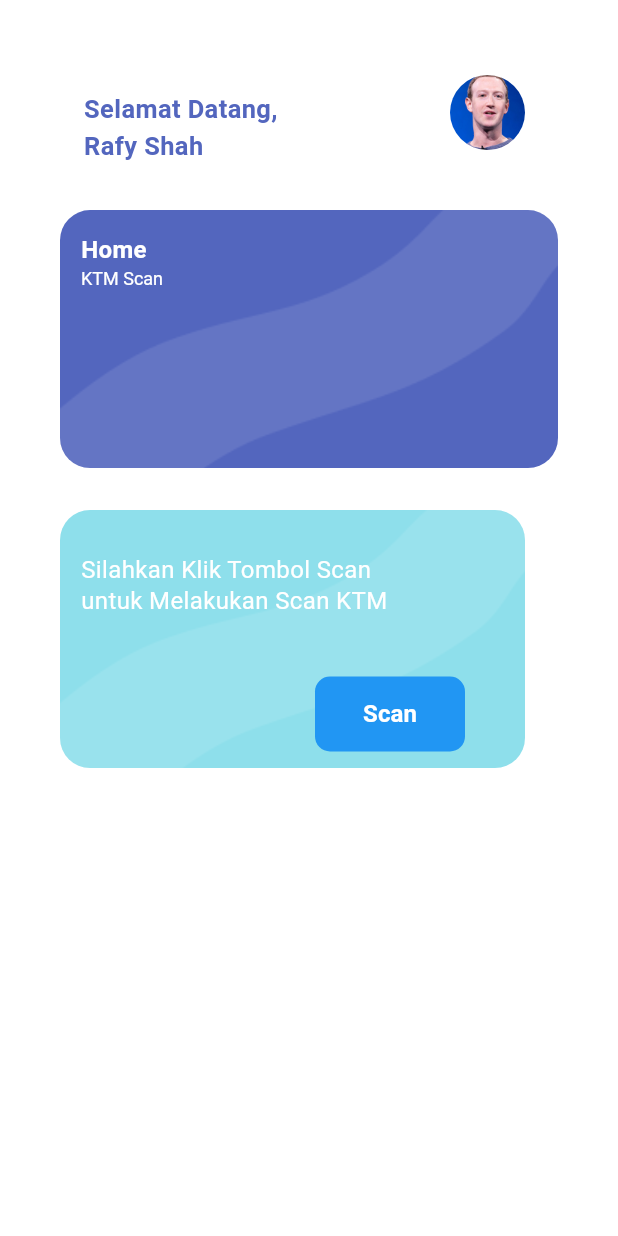
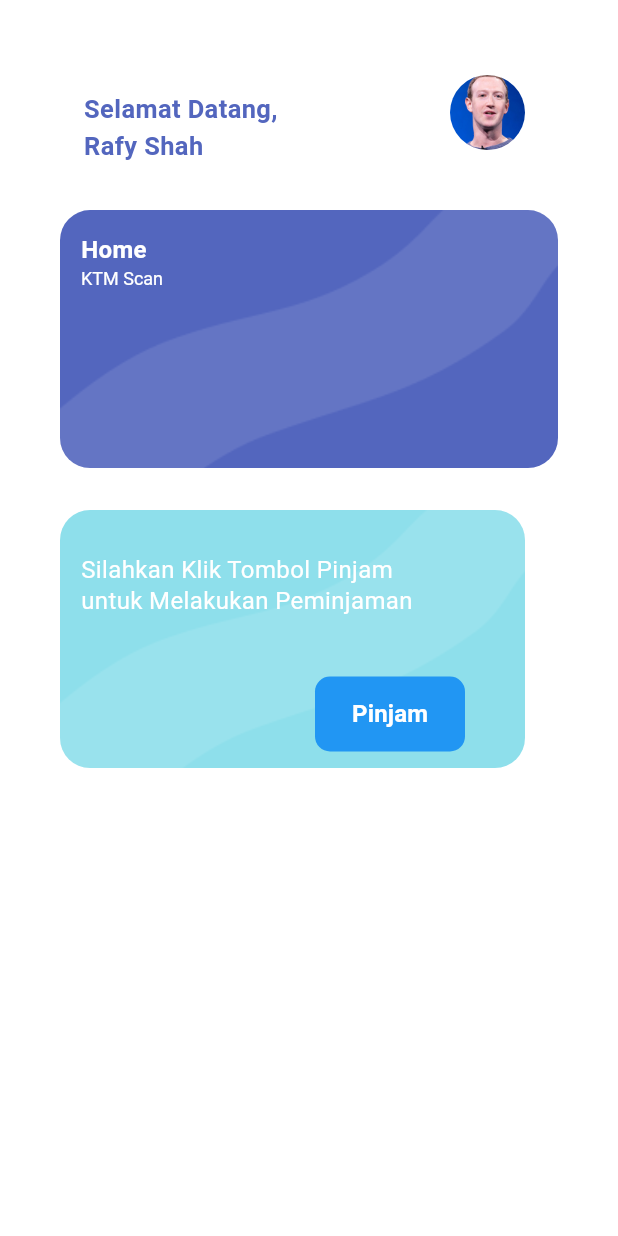
Before and after one commit to rafysp/ocr_project, a Flutter app: the screen it shows after launch, after a tap on "Get Started", on a phone screen of 412 x 824 dp. Run offline on Flutter 3.47's test engine with Material 3 defaults, Android fonts, the light colour scheme and no system bars; our stand-ins replace dotted_border, image_picker; Roboto replaces fonts that are missing (DM Sans).

Commit message:
ktm layout

```diff
--- a/lib/main.dart
+++ b/lib/main.dart
@@ -1,4 +1,6 @@
 import 'package:flutter/material.dart';
+import 'package:pblktm/pages/ktm.dart';
+import 'package:pblktm/pages/list.dart';
 import 'package:pblktm/pages/splashscreen.dart';
 import 'package:pblktm/pages/scan.dart';
 
--- a/lib/pages/home.dart
+++ b/lib/pages/home.dart
@@ -1,6 +1,7 @@
 import 'package:flutter/material.dart';
 import 'package:pblktm/pages/scan.dart';
 import 'package:pblktm/pages/splashscreen.dart';
+import 'package:pblktm/pages/list.dart';
 
 void main() {
   runApp(const Home());
@@ -102,7 +103,7 @@ class HomeScreen extends StatelessWidget {
                   Padding(
                     padding: const EdgeInsets.only(left: 14, top: 29),
                     child: Text(
-                      'Silahkan Klik Tombol Scan\nuntuk Melakukan Scan KTM',
+                      'Silahkan Klik Tombol Pinjam \nuntuk Melakukan Peminjaman',
                       style: TextStyle(
                         color: Colors.white,
                         fontFamily: 'DM Sans',
@@ -122,7 +123,7 @@ class HomeScreen extends StatelessWidget {
                           Navigator.push(
                             context,
                             MaterialPageRoute(
-                              builder: (context) => Scan(),
+                              builder: (context) => List(),
                             ),
                           );
                         },
@@ -135,7 +136,7 @@ class HomeScreen extends StatelessWidget {
                         ),
                         child: Center(
                           child: Text(
-                            'Scan',
+                            'Pinjam',
                             style: TextStyle(
                               color: Colors.white,
                               fontFamily: 'DM Sans',
--- a/lib/pages/splashscreen.dart
+++ b/lib/pages/splashscreen.dart
@@ -52,49 +52,34 @@ class SplashPage extends State<SplashScreen> {
         width: 375,
         height: 812,
         decoration: BoxDecoration(
-          borderRadius: BorderRadius.only(
-            topLeft: Radius.circular(25),
-            topRight: Radius.circular(25),
-            bottomLeft: Radius.circular(25),
-            bottomRight: Radius.circular(25),
-          ),
+          borderRadius: BorderRadius.circular(25),
           color: Color.fromRGBO(255, 255, 255, 1),
         ),
         child: Stack(
           children: <Widget>[
-            Positioned(
-              top: 0,
-              left: 0,
-              child: Container(
+            Container(
               width: 375,
               height: 812,
-                decoration: BoxDecoration(
               color: Color.fromRGBO(255, 255, 255, 1),
             ),
-              ),
-            ),
-            Positioned(
-              top: 380,
-              left: 62,
-              child: Text(
-                'KTM Scan',
+            Container(
+              margin: EdgeInsets.only(top: 320, left: 25),
+              child: Text('Peminjaman Barang',
                   textAlign: TextAlign.center,
                   style: TextStyle(
+                    decoration: TextDecoration.none,
+                    fontSize: 40,
                     color: Color.fromRGBO(80, 99, 191, 1),
-                  fontFamily: 'Arial',
-                  fontSize: 54,
-                  letterSpacing: 0,
+                    fontFamily: 'Poppins-SemiBold',
                     fontWeight: FontWeight.normal,
-                  height: 0.9444444444444444,
+                    height: 1,
+                  )),
             ),
-              ),
-            ),
-            Positioned(
-              top: 445,
-              left: 90,
+            Container(
+              margin: EdgeInsets.only(top: 470, left: 120),
               child: Text(
-                'Scan KTM Anda',
-                textAlign: TextAlign.left,
+                'Solusi Peminjaman Barang\nBerbasis KTM',
+                textAlign: TextAlign.center,
                 style: TextStyle(
                   color: Color.fromRGBO(80, 99, 191, 1),
                   fontFamily: 'Arial',
@@ -105,9 +90,8 @@ class SplashPage extends State<SplashScreen> {
                 ),
               ),
             ),
-            Positioned(
-              top: 751,
-              left: 107,
+            Container(
+              margin: EdgeInsets.only(top: 751, left: 107),
               child: Text(
                 'Project Based Learning',
                 textAlign: TextAlign.left,
@@ -121,42 +105,22 @@ class SplashPage extends State<SplashScreen> {
                 ),
               ),
             ),
-            Positioned(
-              top: 255,
-              left: 122,
-              child: Container(
-                width: 132,
-                height: 89,
+            Container(
+              margin: EdgeInsets.only(top: 200, left: 115),
+              width: 95,
+              height: 95,
               decoration: BoxDecoration(
-                  color: Color.fromRGBO(255, 255, 255, 1),
-                ),
-                child: Stack(
-                  children: <Widget>[],
+                color: Color.fromRGBO(80, 99, 191, 1),
+                borderRadius: BorderRadius.circular(83),
               ),
             ),
-            ),
-            Positioned(
-              top: 255,
-              left: 119,
-              child: Container(
-                width: 83,
-                height: 83,
-                decoration: BoxDecoration(
-                  color: Color.fromRGBO(80, 99, 191, 1),
-                  borderRadius: BorderRadius.all(Radius.elliptical(83, 83)),
-                ),
-              ),
-            ),
-            Positioned(
-              top: 255,
-              left: 172,
-              child: Container(
-                width: 83,
-                height: 83,
+            Container(
+              margin: EdgeInsets.only(top: 200, left: 182),
+              width: 95,
+              height: 95,
               decoration: BoxDecoration(
                 color: Color.fromRGBO(142, 223, 235, 1),
-                  borderRadius: BorderRadius.all(Radius.elliptical(83, 83)),
-                ),
+                borderRadius: BorderRadius.circular(83),
               ),
             ),
           ],
```
Also changed, not shown: lib/pages/ktm.dart (added, +316 -0 lines), lib/pages/list.dart (added, +221 -0 lines), lib/pages/scan.dart (+35 -3 lines). Lines whose indentation alone changed are shown as unchanged.
